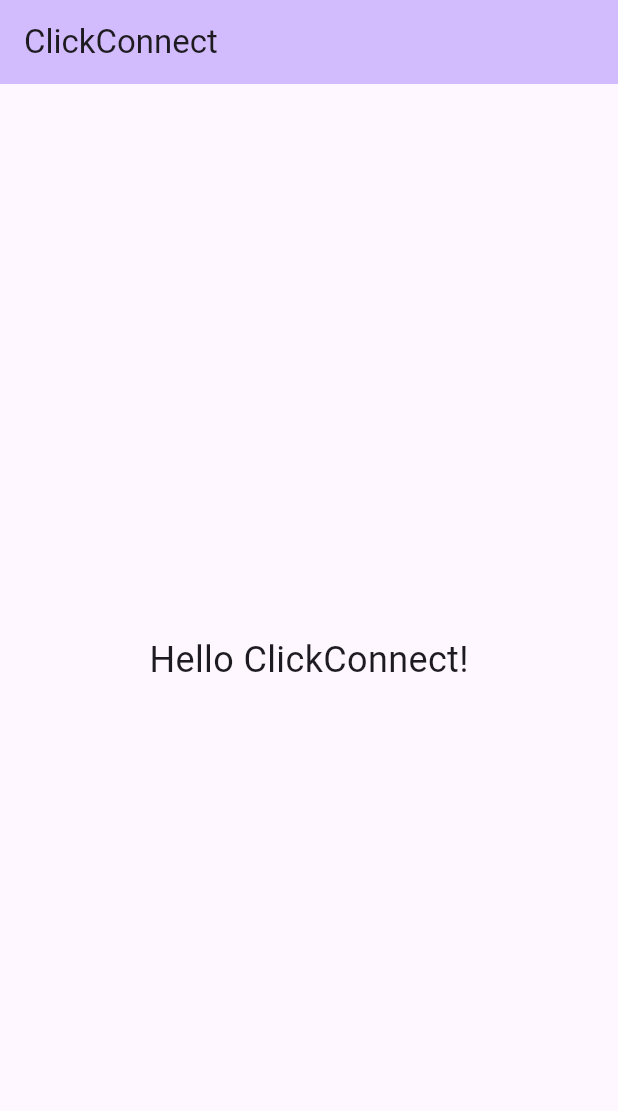
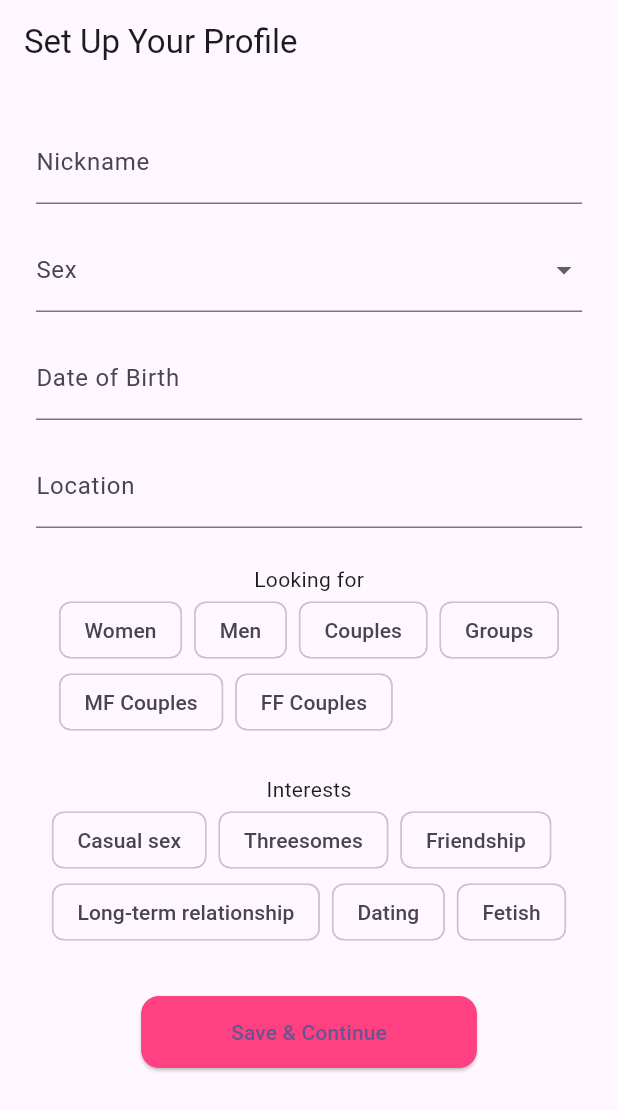
Before and after one commit to Baillie11/click_connect, a Flutter app: the screen it shows after launch, on a phone screen of 412 x 824 dp. Shown: the top 1111 px of the screen. Run offline on Flutter 3.47's test engine with Material 3 defaults, Android fonts, the phone set to English and light mode, and no system bars; our stand-ins replace cloud_firestore, firebase_auth, firebase_core; accounts and stored records are empty.

Commit message:
Milestone: Firebase Auth + Profile Save to Firestore working

```diff
--- a/lib/main.dart
+++ b/lib/main.dart
@@ -1,6 +1,16 @@
 import 'package:flutter/material.dart';
+import 'package:firebase_core/firebase_core.dart';
+import 'package:firebase_auth/firebase_auth.dart';
+import 'firebase_options.dart';
+import 'login_page.dart';
+import 'welcome_page.dart';
+import 'profile_setup_page.dart'; // 👈 NEW import
 
-void main() {
+void main() async {
+  WidgetsFlutterBinding.ensureInitialized();
+  await Firebase.initializeApp(
+    options: DefaultFirebaseOptions.currentPlatform,
+  );
   runApp(const MyApp());
 }
 
@@ -15,40 +25,8 @@ class MyApp extends StatelessWidget {
         colorScheme: ColorScheme.fromSeed(seedColor: Colors.deepPurple),
         useMaterial3: true,
       ),
-      home: const MyHomePage(title: 'ClickConnect'),
+      // 👇 TEMPORARY: Show Profile Setup Page directly for testing
+      home: const ProfileSetupPage(),
     );
   }
 }
-
-class MyHomePage extends StatefulWidget {
-  const MyHomePage({super.key, required this.title});
-
-  final String title;
-
-  @override
-  State<MyHomePage> createState() => _MyHomePageState();
-}
-
-class _MyHomePageState extends State<MyHomePage> {
-  @override
-  Widget build(BuildContext context) {
-    return Scaffold(
-      appBar: AppBar(
-        backgroundColor: Theme.of(context).colorScheme.inversePrimary,
-        title: Text(widget.title),
-      ),
-      body: const Center(
-        child: Column(
-          mainAxisAlignment: MainAxisAlignment.center,
-          children: <Widget>[
-            Text(
-  'Hello ClickConnect!',
-  style: TextStyle(fontSize: 24),
-),
-
-          ],
-        ),
-      ),
-    );
-  }
-}
--- /dev/null
+++ b/lib/profile_setup_page.dart
@@ -0,0 +1,199 @@
+import 'package:flutter/material.dart';
+import 'package:firebase_auth/firebase_auth.dart';
+import 'package:cloud_firestore/cloud_firestore.dart';
+import 'welcome_page.dart';
+
+class ProfileSetupPage extends StatefulWidget {
+  const ProfileSetupPage({super.key});
+
+  @override
+  State<ProfileSetupPage> createState() => _ProfileSetupPageState();
+}
+
+class _ProfileSetupPageState extends State<ProfileSetupPage> {
+  final _formKey = GlobalKey<FormState>();
+  final _nicknameController = TextEditingController();
+  final _locationController = TextEditingController();
+  final _dobController = TextEditingController();
+
+  String? _selectedSex;
+  List<String> _selectedLookingFor = [];
+  List<String> _selectedInterests = [];
+
+  final List<String> _sexOptions = [
+    'Male',
+    'Female',
+    'Couple',
+    'Group',
+    'Gender Diverse'
+  ];
+
+  final List<String> _lookingForOptions = [
+    'Women',
+    'Men',
+    'Couples',
+    'Groups',
+    'MF Couples',
+    'FF Couples'
+  ];
+
+  final List<String> _interestOptions = [
+    'Casual sex',
+    'Threesomes',
+    'Friendship',
+    'Long-term relationship',
+    'Dating',
+    'Fetish'
+  ];
+
+  Future<void> _submitProfile() async {
+    print('🔄 Submit button pressed');
+
+    if (!_formKey.currentState!.validate()) {
+      print('❌ Form validation failed');
+      return;
+    }
+
+    final user = FirebaseAuth.instance.currentUser;
+
+    if (user == null) {
+      print('❌ No user found. Are you logged in?');
+      ScaffoldMessenger.of(context).showSnackBar(
+        const SnackBar(content: Text('You must be logged in to save your profile')),
+      );
+      return;
+    }
+
+    print('✅ User UID: ${user.uid}');
+
+    final profileData = {
+      'uid': user.uid,
+      'email': user.email,
+      'nickname': _nicknameController.text.trim(),
+      'sex': _selectedSex,
+      'dateOfBirth': _dobController.text.trim(),
+      'location': _locationController.text.trim(),
+      'lookingFor': _selectedLookingFor,
+      'interests': _selectedInterests,
+      'profileComplete': true,
+    };
+
+    try {
+      await FirebaseFirestore.instance
+          .collection('users')
+          .doc(user.uid)
+          .set(profileData, SetOptions(merge: true));
+
+      print('✅ Profile data saved to Firestore');
+
+      if (mounted) {
+        Navigator.pushReplacement(
+          context,
+          MaterialPageRoute(builder: (_) => const WelcomePage()),
+        );
+      }
+    } catch (e) {
+      print('🔥 Firestore save error: $e');
+      ScaffoldMessenger.of(context).showSnackBar(
+        const SnackBar(content: Text('Error saving profile')),
+      );
+    }
+  }
+
+  Future<void> _pickDate() async {
+    DateTime? date = await showDatePicker(
+      context: context,
+      initialDate: DateTime(1995),
+      firstDate: DateTime(1900),
+      lastDate: DateTime.now(),
+    );
+    if (date != null) {
+      _dobController.text = date.toLocal().toString().split(' ')[0];
+    }
+  }
+
+  Widget _buildChips(List<String> options, List<String> selected) {
+    return Wrap(
+      spacing: 8.0,
+      children: options.map((option) {
+        final isSelected = selected.contains(option);
+        return FilterChip(
+          label: Text(option),
+          selected: isSelected,
+          onSelected: (_) => setState(() {
+            isSelected ? selected.remove(option) : selected.add(option);
+          }),
+        );
+      }).toList(),
+    );
+  }
+
+  @override
+  Widget build(BuildContext context) {
+    return Scaffold(
+      appBar: AppBar(title: const Text('Set Up Your Profile')),
+      body: SingleChildScrollView(
+        padding: const EdgeInsets.all(24),
+        child: Form(
+          key: _formKey,
+          child: Column(
+            children: [
+              TextFormField(
+                controller: _nicknameController,
+                decoration: const InputDecoration(labelText: 'Nickname'),
+                validator: (value) =>
+                    value == null || value.isEmpty ? 'Enter a nickname' : null,
+              ),
+              const SizedBox(height: 16),
+              DropdownButtonFormField<String>(
+                value: _selectedSex,
+                items: _sexOptions
+                    .map((sex) => DropdownMenuItem(value: sex, child: Text(sex)))
+                    .toList(),
+                onChanged: (value) => setState(() => _selectedSex = value),
+                decoration: const InputDecoration(labelText: 'Sex'),
+                validator: (value) =>
+                    value == null ? 'Please select your sex' : null,
+              ),
+              const SizedBox(height: 16),
+              TextFormField(
+                controller: _dobController,
+                readOnly: true,
+                decoration: const InputDecoration(labelText: 'Date of Birth'),
+                onTap: _pickDate,
+                validator: (value) =>
+                    value == null || value.isEmpty ? 'Enter your birth date' : null,
+              ),
+              const SizedBox(height: 16),
+              TextFormField(
+                controller: _locationController,
+                decoration: const InputDecoration(labelText: 'Location'),
+                validator: (value) =>
+                    value == null || value.isEmpty ? 'Enter your location' : null,
+              ),
+              const SizedBox(height: 24),
+              const Text('Looking for'),
+              _buildChips(_lookingForOptions, _selectedLookingFor),
+              const SizedBox(height: 24),
+              const Text('Interests'),
+              _buildChips(_interestOptions, _selectedInterests),
+              const SizedBox(height: 32),
+              ElevatedButton(
+                onPressed: _submitProfile,
+                style: ElevatedButton.styleFrom(
+                  backgroundColor: Colors.pinkAccent,
+                  padding:
+                      const EdgeInsets.symmetric(vertical: 14, horizontal: 60),
+                  shape: RoundedRectangleBorder(
+                    borderRadius: BorderRadius.circular(12),
+                  ),
+                ),
+                child: const Text('Save & Continue'),
+              ),
+            ],
+          ),
+        ),
+      ),
+    );
+  }
+}
```
Also changed, not shown: lib/login_page.dart (added, +144 -0 lines), lib/register_page.dart (added, +78 -0 lines), lib/welcome_page.dart (added, +74 -0 lines), pubspec.yaml (+6 -69 lines), assets/images/bg_couple.jpg (added), firebase.json (added), lib/firebase_options.dart (added), pubspec.lock, 9 other files.
